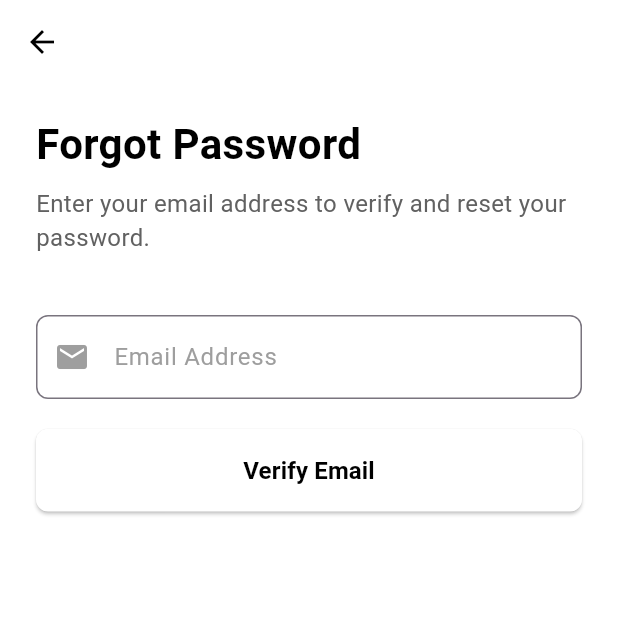
After one commit to TooTzeMing/PKD, a Flutter app: the ForgotPassword screen opened by its route, on a phone screen of 412 x 824 dp, the top half of it. The commit adds this screen. Run offline on Flutter 3.47's test engine with Material 3 defaults, Android fonts, the phone set to English and light mode, and no system bars; our stand-ins replace carousel_slider, circle_nav_bar, cloud_firestore, firebase_auth, firebase_core, fluttertoast and 2 more; missing offline and left inert: mobile_scanner; accounts and stored records are empty.

Commit message:
forgetpassword

```diff
--- a/eventmanagement_app/lib/main.dart
+++ b/eventmanagement_app/lib/main.dart
@@ -1,3 +1,5 @@
+import 'package:eventmanagement_app/screen/forgetpassword.dart';
+import 'package:eventmanagement_app/screen/resetpassword.dart';
 import 'package:eventmanagement_app/screen/viewAccount.dart';
 import 'screen/homescreen.dart';
 import 'package:flutter/material.dart';
@@ -29,6 +31,7 @@ class MyApp extends StatelessWidget {
         '/generate': (context) => const Generatecode(),
         '/home': (context) => HomeScreen(),
         '/viewAccount': (context) => const ViewAccount(),
+        '/forgetpassword': (context) => const ForgotPassword(),
       },
       debugShowCheckedModeBanner: false, // Hide the debug banner (optional)
     );
--- /dev/null
+++ b/eventmanagement_app/lib/screen/forgetpassword.dart
@@ -0,0 +1,129 @@
+import 'package:eventmanagement_app/screen/resetpassword.dart';
+import 'package:flutter/material.dart';
+import '../services/auth_services.dart';// Import the reset password page
+
+class ForgotPassword extends StatelessWidget {
+  const ForgotPassword({Key? key}) : super(key: key);
+
+  @override
+  Widget build(BuildContext context) {
+    final TextEditingController emailController = TextEditingController();
+    final AuthService authService = AuthService();
+
+    return Scaffold(
+      backgroundColor: Colors.white,
+      appBar: AppBar(
+        backgroundColor: Colors.white,
+        elevation: 0,
+        leading: IconButton(
+          icon: const Icon(Icons.arrow_back, color: Colors.black),
+          onPressed: () {
+            Navigator.pop(context);
+          },
+        ),
+      ),
+      body: Padding(
+        padding: const EdgeInsets.symmetric(horizontal: 24.0),
+        child: Column(
+          crossAxisAlignment: CrossAxisAlignment.start,
+          children: [
+            const SizedBox(height: 20),
+            const Text(
+              "Forgot Password",
+              style: TextStyle(
+                fontSize: 28,
+                fontWeight: FontWeight.bold,
+                color: Colors.black,
+              ),
+            ),
+            const SizedBox(height: 8),
+            Text(
+              "Enter your email address to verify and reset your password.",
+              style: TextStyle(
+                fontSize: 16,
+                color: Colors.grey[700],
+              ),
+            ),
+            const SizedBox(height: 40),
+            TextField(
+              controller: emailController,
+              keyboardType: TextInputType.emailAddress,
+              decoration: InputDecoration(
+                labelText: "Email Address",
+                labelStyle: const TextStyle(color: Colors.grey),
+                hintText: "example@email.com",
+                border: OutlineInputBorder(
+                  borderRadius: BorderRadius.circular(8.0),
+                ),
+                focusedBorder: const OutlineInputBorder(
+                  borderSide: BorderSide(color: Colors.blue, width: 2),
+                ),
+                prefixIcon: const Icon(Icons.email, color: Colors.grey),
+              ),
+            ),
+            const SizedBox(height: 20),
+            SizedBox(
+              width: double.infinity,
+              child: ElevatedButton(
+                onPressed: () async {
+                  final email = emailController.text.trim();
+                  if (email.isEmpty) {
+                    ScaffoldMessenger.of(context).showSnackBar(
+                      const SnackBar(
+                        content: Text("Please enter a valid email address."),
+                      ),
+                    );
+                    return;
+                  }
+
+                  try {
+                    // Call the AuthService to verify the email address
+                    bool isEmailValid = await authService.isEmailRegistered(email);
+
+                    if (isEmailValid) {
+                      // Navigate to Reset Password Page
+                      Navigator.push(
+                        context,
+                        MaterialPageRoute(
+                          builder: (context) => ResetPassword(email: email),
+                        ),
+                      );
+                    } else {
+                      ScaffoldMessenger.of(context).showSnackBar(
+                        const SnackBar(
+                          content: Text("Email is not registered."),
+                        ),
+                      );
+                    }
+                  } catch (e) {
+                    ScaffoldMessenger.of(context).showSnackBar(
+                      SnackBar(
+                        content: Text("Error: ${e.toString()}"),
+                      ),
+                    );
+                  }
+                },
+                style: ElevatedButton.styleFrom(
+                  backgroundColor: Colors.white,
+                  padding: const EdgeInsets.symmetric(vertical: 16),
+                  shape: RoundedRectangleBorder(
+                    borderRadius: BorderRadius.circular(8.0),
+                  ),
+                ),
+                child: const Text(
+                  "Verify Email",
+                  style: TextStyle(
+                    fontSize: 16,
+                    fontWeight: FontWeight.bold,
+                    color: Colors.black,
+                  ),
+                ),
+              ),
+            ),
+            const Spacer(),
+          ],
+        ),
+      ),
+    );
+  }
+}
--- a/eventmanagement_app/lib/screen/loginscreen.dart
+++ b/eventmanagement_app/lib/screen/loginscreen.dart
@@ -112,7 +112,9 @@ class _LoginScreenState extends State<LoginScreen> {
 
               // Forgot password option
               TextButton(
-                onPressed: () {},
+                onPressed: () {
+                  Navigator.pushNamed(context, '/forgetpassword');
+                },
                 child: const Text(
                   'Forgot Password?',
                   style: TextStyle(color: Colors.black),
```
Also changed, not shown: eventmanagement_app/lib/screen/resetpassword.dart (added, +156 -0 lines), eventmanagement_app/lib/services/auth_services.dart (+100 -1 lines).
